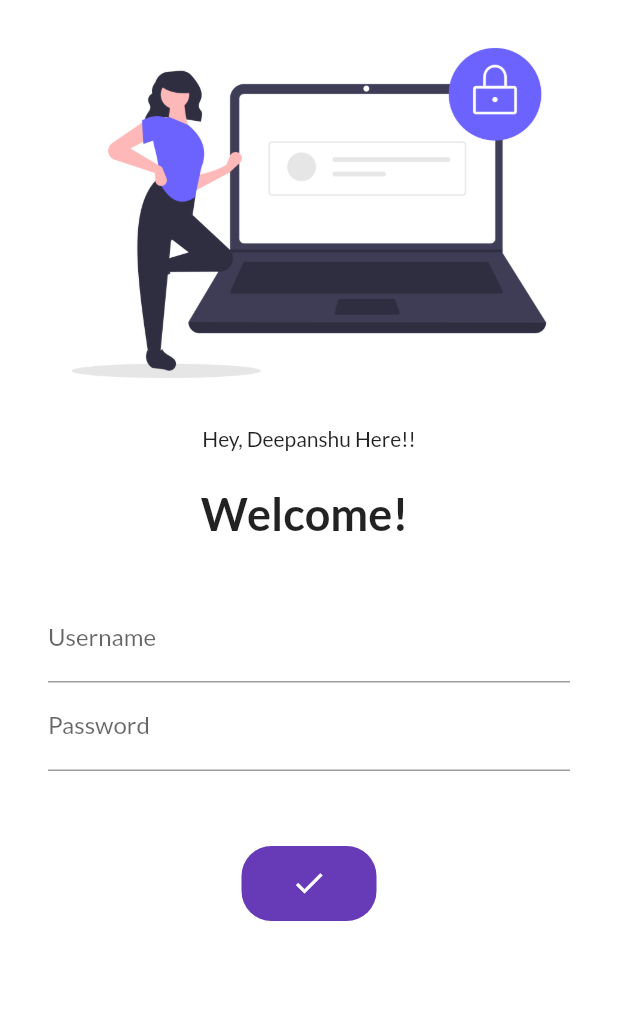
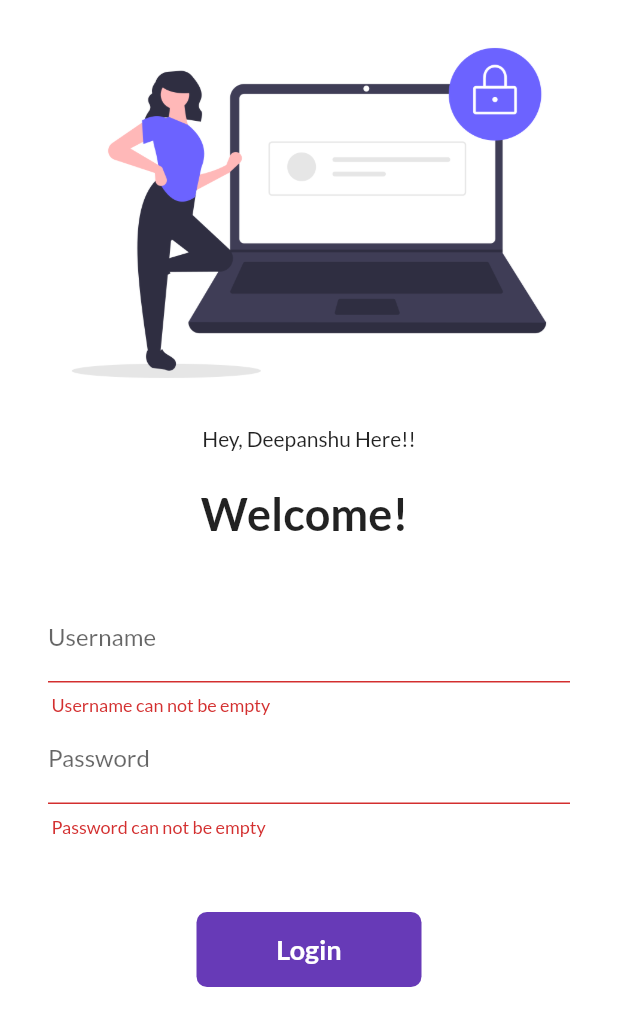
Before and after one commit to deepanshu005/Catlog_App, a Flutter app: the screen it shows after launch, after a tap on "Login", on a phone screen of 412 x 824 dp. Shown: the top 1026 px of the screen. Run offline on Flutter 3.47's test engine with Material 2 defaults, Android fonts, the phone set to English and light mode, and no system bars; our stand-ins replace google_fonts.

Commit message:
Day8 Completed

```diff
--- a/lib/pages/login_page.dart
+++ b/lib/pages/login_page.dart
@@ -9,11 +9,28 @@ class LoginPage extends StatefulWidget {
 class _LoginPageState extends State<LoginPage> {
   String name = "";
   bool changeButton = false;
+  final _formkey = GlobalKey<FormState>();
+
+  moveToHome(BuildContext context) async {
+    if (_formkey.currentState!.validate()) {
+      setState(() {
+        changeButton = true;
+      });
+      await Future.delayed(Duration(seconds: 1));
+      await Navigator.pushNamed(context, MyRoutes.homeRoute);
+      setState(() {
+        changeButton = false;
+      });
+    }
+  }
+
   @override
   Widget build(BuildContext context) {
     return Material(
       color: Colors.white,
       child: SingleChildScrollView(
+        child: Form(
+          key: _formkey,
           child: Column(
             children: [
               Image.asset(
@@ -35,8 +52,8 @@ class _LoginPageState extends State<LoginPage> {
                 height: 20.0,
               ),
               Padding(
-              padding:
-                  const EdgeInsets.symmetric(vertical: 16.0, horizontal: 32.0),
+                padding: const EdgeInsets.symmetric(
+                    vertical: 16.0, horizontal: 32.0),
                 child: Column(
                   children: [
                     TextFormField(
@@ -44,6 +61,12 @@ class _LoginPageState extends State<LoginPage> {
                         hintText: "Enter Username ",
                         labelText: "Username",
                       ),
+                      validator: (value) {
+                        if (value!.isEmpty) {
+                          return " Username can not be empty";
+                        }
+                        return null;
+                      },
                       onChanged: (value) {
                         name = value;
                         setState(() {}); // calls the build widget
@@ -55,18 +78,24 @@ class _LoginPageState extends State<LoginPage> {
                         hintText: "Enter Password ",
                         labelText: "Password",
                       ),
+                      validator: (value) {
+                        if (value!.isEmpty) {
+                          return " Password can not be empty";
+                        } else if (value.length < 6) {
+                          return " Password length must be atleast 6";
+                        }
+                        return null;
+                      },
                     ),
                     SizedBox(
                       height: 50.0,
                     ),
-                  InkWell(
-                    onTap: () async {
-                      setState(() {
-                        changeButton = true;
-                      });
-                      await Future.delayed(Duration(seconds: 2));
-                      Navigator.pushNamed(context, MyRoutes.homeRoute);
-                    },
+                    Material(
+                      color: Colors.deepPurple,
+                      borderRadius:
+                          BorderRadius.circular(changeButton ? 20 : 7),
+                      child: InkWell(
+                        onTap: () => moveToHome(context),
                         child: AnimatedContainer(
                           duration: Duration(seconds: 1),
                           height: 50,
@@ -84,10 +113,6 @@ class _LoginPageState extends State<LoginPage> {
                                       fontWeight: FontWeight.bold,
                                       fontSize: 18),
                                 ),
-                      decoration: BoxDecoration(
-                        color: Colors.deepPurple,
-                        borderRadius:
-                            BorderRadius.circular(changeButton ? 20 : 7),
                         ),
                       ),
                     )
@@ -104,6 +129,7 @@ class _LoginPageState extends State<LoginPage> {
             ],
           ),
         ),
+      ),
     );
   }
 }
```
Lines whose indentation alone changed are shown as unchanged.
